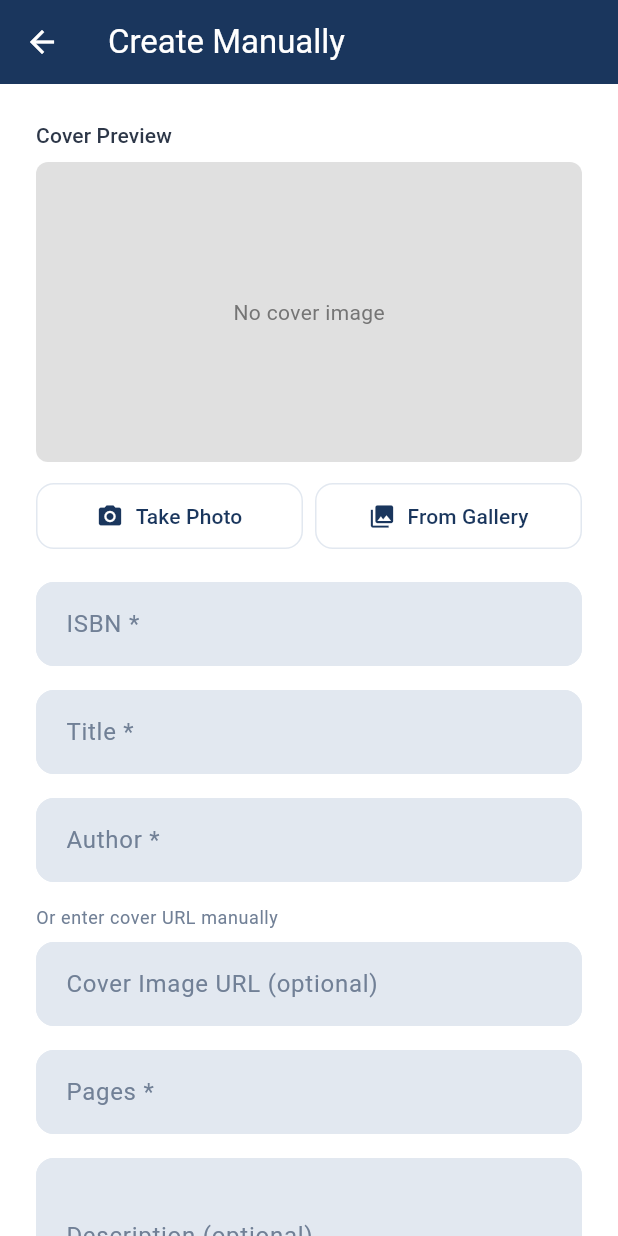
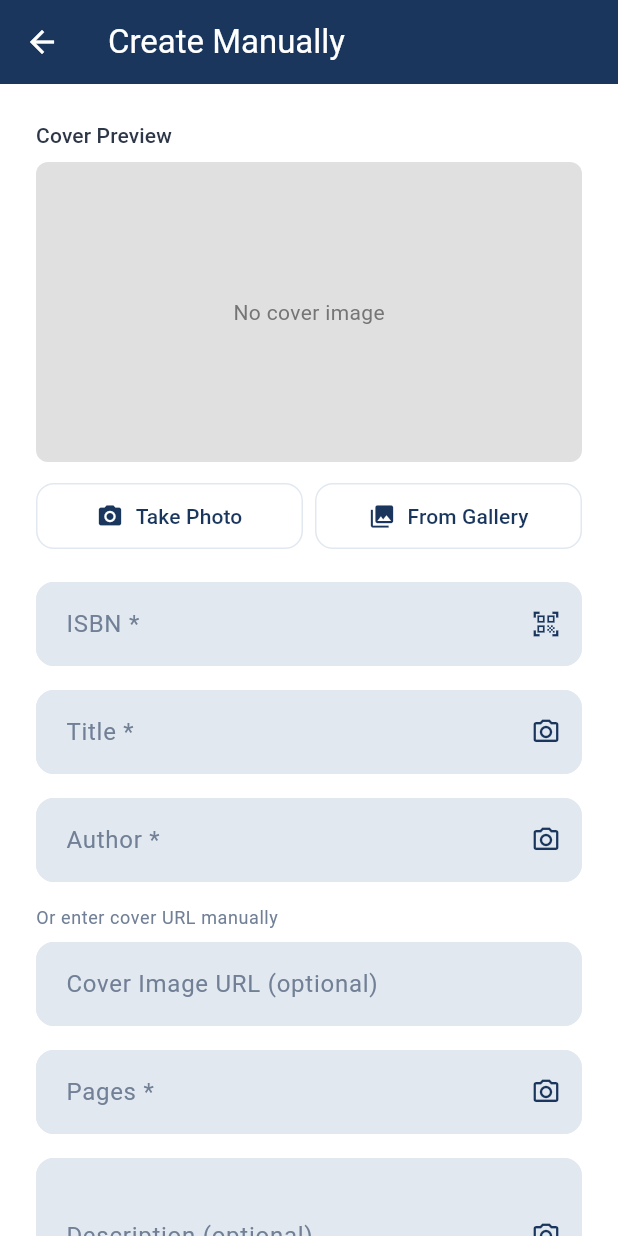
Before and after one commit to KirinDelta/DeltaBooks-Frontend, a Flutter app: the BookEditScreen screen opened directly, on a phone screen of 412 x 824 dp. Run offline on Flutter 3.47's test engine with Material 3 defaults, Android fonts, the phone set to English and light mode, and no system bars; our stand-ins replace fl_chart, image_picker, shared_preferences, smooth_page_indicator; missing offline and left inert: dart:js_interop, google_mlkit_text_recognition, mobile_scanner; accounts and stored records are empty; network calls fail.

Commit message:
feat: camera scan button on every manual book entry field
Each field in the manual book creation/edit form now has a camera
icon in the suffix position:

- ISBN → barcode scanner (MobileScanner in a bottom sheet)
- Title, Author, Genre, Series Name, Series Volume, Description,
  Price, Pages (both fields) → OCR camera button

OCR strategy:
- Native iOS/macOS: Google ML Kit text recognition (on-device, free)
- Web (including mobile browsers): Tesseract.js via dart:js_interop
  (on-device in browser, no API key, no quota)

Text fields append to existing content; numeric fields (pages, price)
replace. Description appends with a newline. Photo is never stored.

Co-Authored-By: Claude Sonnet 4.6 <noreply@anthropic.com>

```diff
--- a/lib/l10n/app_localizations.dart
+++ b/lib/l10n/app_localizations.dart
@@ -205,6 +205,36 @@ abstract class AppLocalizations {
   /// In en, this message translates to:
   /// **'Scan the book\'s barcode'**
   String get scanBarcode;
+
+  /// Tooltip for OCR camera button on a form field
+  ///
+  /// In en, this message translates to:
+  /// **'Scan with camera'**
+  String get scanFieldTooltip;
+
+  /// Tooltip for barcode scanner button on ISBN field
+  ///
+  /// In en, this message translates to:
+  /// **'Scan barcode'**
+  String get scanBarcodeTip;
+
+  /// Message shown while OCR is running
+  ///
+  /// In en, this message translates to:
+  /// **'Extracting text...'**
+  String get extractingText;
+
+  /// Shown when OCR finds nothing
+  ///
+  /// In en, this message translates to:
+  /// **'No text detected. Try again.'**
+  String get noTextDetected;
+
+  /// Hint shown inside the barcode scanner bottom sheet
+  ///
+  /// In en, this message translates to:
+  /// **'Point camera at barcode'**
+  String get pointCameraAtBarcode;
 
   /// Label for manual ISBN input
   ///
--- a/lib/l10n/app_ro.arb
+++ b/lib/l10n/app_ro.arb
@@ -18,6 +18,11 @@
   "searchBooks": "Caută cărți...",
   "noBooksFoundSearch": "Nu s-au găsit cărți în această bibliotecă care să se potrivească căutării tale.",
   "scanBarcode": "Scanează codul de bare al cărții",
+  "scanFieldTooltip": "Scanează cu camera",
+  "scanBarcodeTip": "Scanează cod de bare",
+  "extractingText": "Se extrage textul...",
+  "noTextDetected": "Nu s-a detectat text. Încearcă din nou.",
+  "pointCameraAtBarcode": "Îndreptați camera spre codul de bare",
   "enterIsbnManually": "Introduceți ISBN manual",
   "isbn": "ISBN",
   "enterIsbn": "Introduceți ISBN-ul cărții",
--- a/lib/screens/book_edit_screen.dart
+++ b/lib/screens/book_edit_screen.dart
@@ -9,6 +9,8 @@ import '../models/book.dart';
 import '../models/library.dart';
 import '../theme/app_colors.dart';
 import '../theme/app_images.dart';
+import '../widgets/barcode_field_button.dart';
+import '../widgets/ocr_field_button.dart';
 
 class BookEditScreen extends StatefulWidget {
   final Book? initialBook;
@@ -618,6 +620,7 @@ class _BookEditScreenState extends State<BookEditScreen> {
                   borderSide: const BorderSide(color: AppColors.deepSeaBlue, width: 2),
                 ),
                 contentPadding: const EdgeInsets.symmetric(horizontal: 16, vertical: 16),
+                suffixIcon: BarcodeFieldButton(controller: _isbnController),
               ),
               keyboardType: TextInputType.number,
               onChanged: (_) => setState(() {}), // Trigger rebuild for button state
@@ -651,6 +654,7 @@ class _BookEditScreenState extends State<BookEditScreen> {
                   borderSide: const BorderSide(color: AppColors.deepSeaBlue, width: 2),
                 ),
                 contentPadding: const EdgeInsets.symmetric(horizontal: 16, vertical: 16),
+                suffixIcon: OcrFieldButton(controller: _titleController),
               ),
               onChanged: (_) => setState(() {}), // Trigger rebuild for button state
               validator: (value) {
@@ -683,6 +687,7 @@ class _BookEditScreenState extends State<BookEditScreen> {
                   borderSide: const BorderSide(color: AppColors.deepSeaBlue, width: 2),
                 ),
                 contentPadding: const EdgeInsets.symmetric(horizontal: 16, vertical: 16),
+                suffixIcon: OcrFieldButton(controller: _authorController),
               ),
               onChanged: (_) => setState(() {}), // Trigger rebuild for button state
               validator: (value) {
@@ -749,6 +754,10 @@ class _BookEditScreenState extends State<BookEditScreen> {
                   borderSide: const BorderSide(color: AppColors.deepSeaBlue, width: 2),
                 ),
                 contentPadding: const EdgeInsets.symmetric(horizontal: 16, vertical: 16),
+                suffixIcon: OcrFieldButton(
+                  controller: _totalPagesController,
+                  numericOnly: true,
+                ),
               ),
               keyboardType: TextInputType.number,
               onChanged: (_) => setState(() {}), // Trigger rebuild for button state
@@ -786,6 +795,10 @@ class _BookEditScreenState extends State<BookEditScreen> {
                   borderSide: const BorderSide(color: AppColors.deepSeaBlue, width: 2),
                 ),
                 contentPadding: const EdgeInsets.symmetric(horizontal: 16, vertical: 16),
+                suffixIcon: OcrFieldButton(
+                  controller: _descriptionController,
+                  multiLine: true,
+                ),
               ),
               maxLines: 3,
             ),
@@ -813,6 +826,7 @@ class _BookEditScreenState extends State<BookEditScreen> {
                 ),
                 contentPadding: const EdgeInsets.symmetric(horizontal: 16, vertical: 16),
                 labelStyle: const TextStyle(color: AppColors.deltaTeal),
+                suffixIcon: OcrFieldButton(controller: _genreController),
               ),
               style: const TextStyle(color: AppColors.deltaTeal),
             ),
@@ -840,6 +854,7 @@ class _BookEditScreenState extends State<BookEditScreen> {
                 ),
                 contentPadding: const EdgeInsets.symmetric(horizontal: 16, vertical: 16),
                 labelStyle: const TextStyle(color: AppColors.deltaTeal),
+                suffixIcon: OcrFieldButton(controller: _seriesNameController),
               ),
               style: const TextStyle(color: AppColors.deltaTeal),
             ),
@@ -866,6 +881,7 @@ class _BookEditScreenState extends State<BookEditScreen> {
                   borderSide: const BorderSide(color: AppColors.deepSeaBlue, width: 2),
                 ),
                 contentPadding: const EdgeInsets.symmetric(horizontal: 16, vertical: 16),
+                suffixIcon: OcrFieldButton(controller: _seriesVolumeController),
               ),
             ),
             const SizedBox(height: 24),
@@ -1021,6 +1037,10 @@ class _BookEditScreenState extends State<BookEditScreen> {
                 ),
                 contentPadding: const EdgeInsets.symmetric(horizontal: 16, vertical: 16),
                 prefixText: 'RON ',
+                suffixIcon: OcrFieldButton(
+                  controller: _priceController,
+                  decimalAllowed: true,
+                ),
               ),
               keyboardType: TextInputType.numberWithOptions(decimal: true),
               validator: (value) {
@@ -1057,6 +1077,10 @@ class _BookEditScreenState extends State<BookEditScreen> {
                     borderSide: const BorderSide(color: AppColors.deepSeaBlue, width: 2),
                   ),
                   contentPadding: const EdgeInsets.symmetric(horizontal: 16, vertical: 16),
+                  suffixIcon: OcrFieldButton(
+                    controller: _libraryPagesController,
+                    numericOnly: true,
+                  ),
                 ),
                 keyboardType: TextInputType.number,
                 validator: (value) {
--- /dev/null
+++ b/lib/services/ocr_service.dart
@@ -0,0 +1,3 @@
+// ML Kit (iOS/macOS) on native, Tesseract.js on web.
+export 'ocr_service_mobile.dart'
+    if (dart.library.html) 'ocr_service_web.dart';
--- /dev/null
+++ b/lib/widgets/ocr_field_button.dart
@@ -0,0 +1,100 @@
+import 'package:flutter/material.dart';
+import 'package:image_picker/image_picker.dart';
+import 'package:deltabooks/l10n/app_localizations.dart';
+import '../services/ocr_service.dart';
+import '../theme/app_colors.dart';
+
+class OcrFieldButton extends StatefulWidget {
+  final TextEditingController controller;
+
+  /// Replace field value with digits only (e.g. page count).
+  final bool numericOnly;
+
+  /// Replace field value with digits + one decimal point (e.g. price).
+  final bool decimalAllowed;
+
+  /// Append with newline instead of space (for multiline fields).
+  final bool multiLine;
+
+  const OcrFieldButton({
+    super.key,
+    required this.controller,
+    this.numericOnly = false,
+    this.decimalAllowed = false,
+    this.multiLine = false,
+  });
+
+  @override
+  State<OcrFieldButton> createState() => _OcrFieldButtonState();
+}
+
+class _OcrFieldButtonState extends State<OcrFieldButton> {
+  bool _processing = false;
+
+  Future<void> _scan() async {
+    final messenger = ScaffoldMessenger.of(context);
+    final l10n = AppLocalizations.of(context)!;
+
+    final picker = ImagePicker();
+    final file = await picker.pickImage(
+      source: ImageSource.camera,
+      imageQuality: 90,
+      maxWidth: 1920,
+    );
+    if (file == null) return;
+
+    setState(() => _processing = true);
+    final raw = await OcrService.extractText(file);
+    if (!mounted) return;
+    setState(() => _processing = false);
+
+    if (raw == null || raw.isEmpty) {
+      messenger.showSnackBar(SnackBar(content: Text(l10n.noTextDetected)));
+      return;
+    }
+
+    String processed = raw;
+    if (widget.numericOnly) {
+      processed = raw.replaceAll(RegExp(r'[^0-9]'), '');
+    } else if (widget.decimalAllowed) {
+      processed = raw.replaceAll(RegExp(r'[^0-9.]'), '');
+      final parts = processed.split('.');
+      if (parts.length > 2) {
+        processed = '${parts.first}.${parts.skip(1).join('')}';
+      }
+    }
+
+    if (processed.isEmpty) {
+      messenger.showSnackBar(SnackBar(content: Text(l10n.noTextDetected)));
+      return;
+    }
+
+    final current = widget.controller.text;
+    if (widget.numericOnly || widget.decimalAllowed || current.isEmpty) {
+      widget.controller.text = processed;
+    } else {
+      final sep = widget.multiLine ? '\n' : ' ';
+      widget.controller.text = current + sep + processed;
+    }
+  }
+
+  @override
+  Widget build(BuildContext context) {
+    if (_processing) {
+      return const Padding(
+        padding: EdgeInsets.all(12),
+        child: SizedBox(
+          width: 20,
+          height: 20,
+          child: CircularProgressIndicator(strokeWidth: 2),
+        ),
+      );
+    }
+    return IconButton(
+      onPressed: _scan,
+      icon: const Icon(Icons.camera_alt_outlined, size: 20),
+      tooltip: AppLocalizations.of(context)!.scanFieldTooltip,
+      color: AppColors.deepSeaBlue,
+    );
+  }
+}
--- a/pubspec.yaml
+++ b/pubspec.yaml
@@ -20,6 +20,7 @@ dependencies:
   fl_chart: ^0.69.0
   smooth_page_indicator: ^1.1.0
   image_picker: ^1.1.2
+  google_mlkit_text_recognition: ^0.13.0
 
 dev_dependencies:
   flutter_test:
```
Also changed, not shown: lib/l10n/app_en.arb (+20 -0 lines), lib/l10n/app_localizations_en.dart (+15 -0 lines), lib/l10n/app_localizations_ro.dart (+15 -0 lines), lib/services/ocr_service_mobile.dart (added, +16 -0 lines), lib/services/ocr_service_web.dart (added, +26 -0 lines), lib/widgets/barcode_field_button.dart (added, +83 -0 lines), pubspec.lock, 1 other file.
